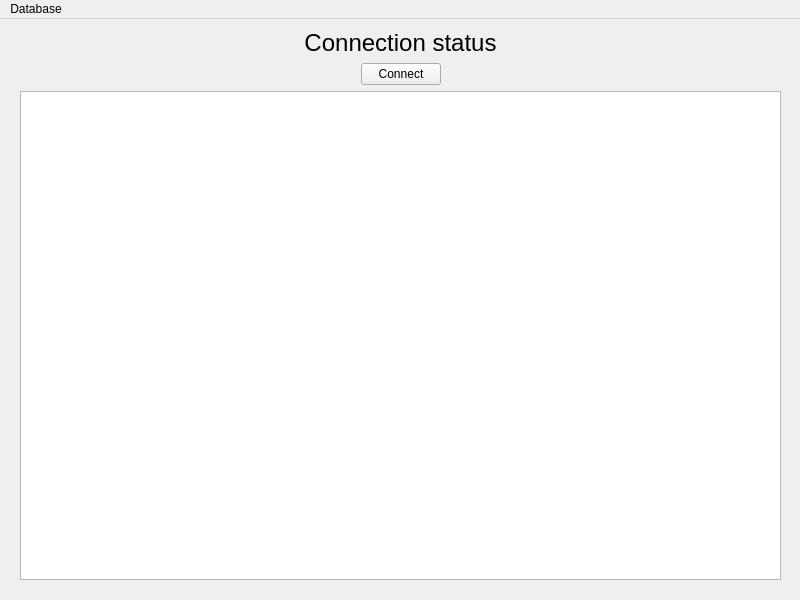
This is ui/MainWindow.ui in YetToBeNamedHSETeam/DatabasesProject2 as Qt 5 draws it before an edit. The edited form follows.
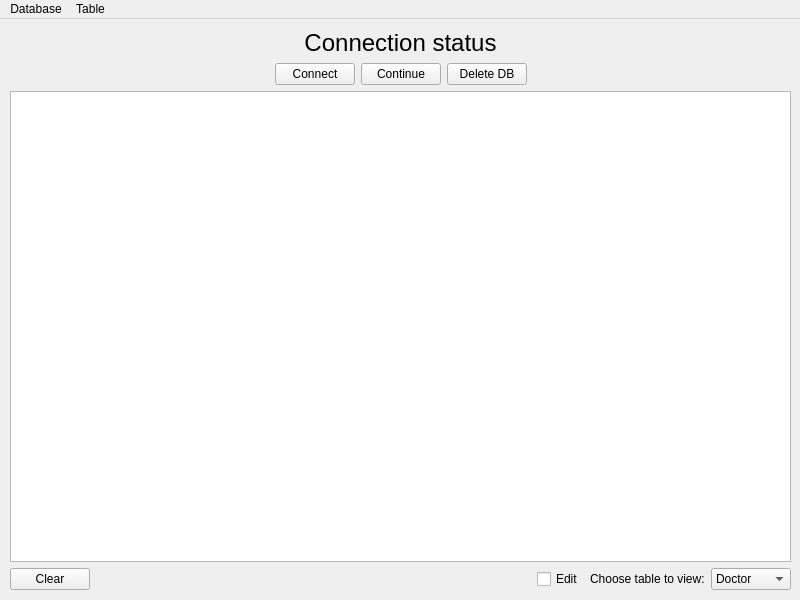
This is the edited form.

Commit message: - Fetch data from SQL and present it in the table - Choose table using combo box - Delete DB

```diff
--- a/ui/MainWindow.ui
+++ b/ui/MainWindow.ui
@@ -35,16 +35,16 @@
    <widget class="QWidget" name="verticalLayoutWidget">
     <property name="geometry">
      <rect>
-      <x>20</x>
+      <x>10</x>
       <y>10</y>
-      <width>761</width>
-      <height>551</height>
+      <width>781</width>
+      <height>561</height>
      </rect>
     </property>
     <layout class="QVBoxLayout" name="main_layout">
      <item>
       <layout class="QVBoxLayout" name="connection_layout">
-       <item>
+       <item alignment="Qt::AlignBottom">
         <widget class="QLabel" name="connection_status_label">
          <property name="text">
           <string>&lt;html&gt;&lt;head/&gt;&lt;body&gt;&lt;p align=&quot;center&quot;&gt;&lt;span style=&quot; font-size:18pt;&quot;&gt;Connection status&lt;/span&gt;&lt;/p&gt;&lt;/body&gt;&lt;/html&gt;</string>
@@ -66,13 +66,27 @@
            </property>
           </spacer>
          </item>
-         <item>
+         <item alignment="Qt::AlignTop">
           <widget class="QPushButton" name="connect_button">
            <property name="text">
             <string>Connect</string>
            </property>
           </widget>
          </item>
+         <item alignment="Qt::AlignTop">
+          <widget class="QPushButton" name="continue_button">
+           <property name="text">
+            <string>Continue</string>
+           </property>
+          </widget>
+         </item>
+         <item alignment="Qt::AlignTop">
+          <widget class="QPushButton" name="delete_db_button">
+           <property name="text">
+            <string>Delete DB</string>
+           </property>
+          </widget>
+         </item>
          <item>
           <spacer name="spacer_2">
            <property name="orientation">
@@ -91,9 +105,86 @@
       </layout>
      </item>
      <item>
-      <layout class="QHBoxLayout" name="table_layout">
+      <widget class="QTableWidget" name="table_widget">
+       <property name="editTriggers">
+        <set>QAbstractItemView::NoEditTriggers</set>
+       </property>
+       <attribute name="verticalHeaderVisible">
+        <bool>false</bool>
+       </attribute>
+      </widget>
+     </item>
+     <item>
+      <layout class="QHBoxLayout" name="horizontalLayout_2">
        <item>
-        <widget class="QTableView" name="table_view"/>
+        <widget class="QPushButton" name="clear_table_button">
+         <property name="text">
+          <string>Clear</string>
+         </property>
+        </widget>
+       </item>
+       <item>
+        <spacer name="combo_box_spacer">
+         <property name="orientation">
+          <enum>Qt::Horizontal</enum>
+         </property>
+         <property name="sizeHint" stdset="0">
+          <size>
+           <width>40</width>
+           <height>20</height>
+          </size>
+         </property>
+        </spacer>
+       </item>
+       <item>
+        <widget class="QCheckBox" name="edit_check_box">
+         <property name="text">
+          <string>Edit</string>
+         </property>
+        </widget>
+       </item>
+       <item>
+        <widget class="QLabel" name="combo_box_label">
+         <property name="text">
+          <string>Choose table to view:</string>
+         </property>
+        </widget>
+       </item>
+       <item>
+        <widget class="QComboBox" name="select_table_combo_box">
+         <property name="sizePolicy">
+          <sizepolicy hsizetype="Fixed" vsizetype="Fixed">
+           <horstretch>0</horstretch>
+           <verstretch>0</verstretch>
+          </sizepolicy>
+         </property>
+         <property name="minimumSize">
+          <size>
+           <width>80</width>
+           <height>0</height>
+          </size>
+         </property>
+         <item>
+          <property name="text">
+           <string>Doctor</string>
+          </property>
+         </item>
+         <item>
+          <property name="text">
+           <string>Patient</string>
+          </property>
+         </item>
+         <item>
+          <property name="text">
+           <string>Service</string>
+          </property>
+         </item>
+         <item>
+          <property name="text">
+           <string>Logbook</string>
+          </property>
+         </item>
+        </widget>
        </item>
       </layout>
      </item>
@@ -113,8 +204,24 @@
     <property name="title">
      <string>Database</string>
     </property>
+    <addaction name="action_disconnect"/>
+    <addaction name="action_disconnect_and_delete"/>
+   </widget>
+   <widget class="QMenu" name="menu_table">
+    <property name="title">
+     <string>Table</string>
+    </property>
+    <widget class="QMenu" name="menu_clear">
+     <property name="title">
+      <string>Clear</string>
+     </property>
+     <addaction name="action_clear_current_table"/>
+     <addaction name="action_clear_all"/>
+    </widget>
+    <addaction name="menu_clear"/>
    </widget>
    <addaction name="menu_db"/>
+   <addaction name="menu_table"/>
   </widget>
  </widget>
  <resources/>
```
Left out of the diff: 27 changed lines with no effect on the pictures. The commit also changes 4 other files.
